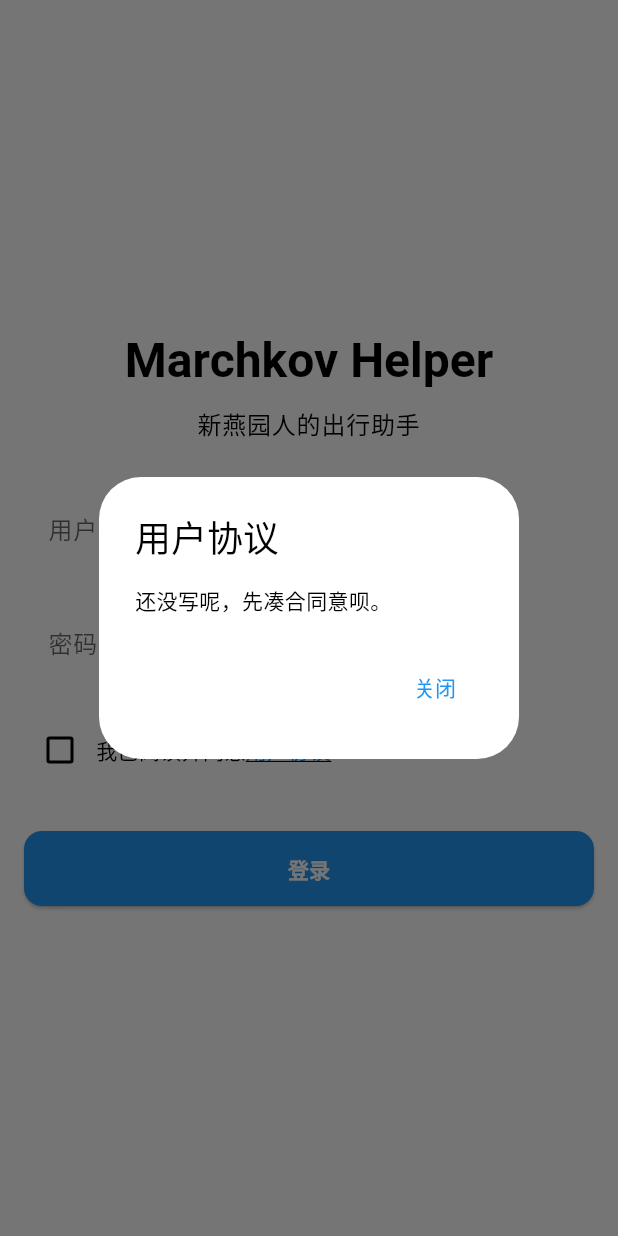
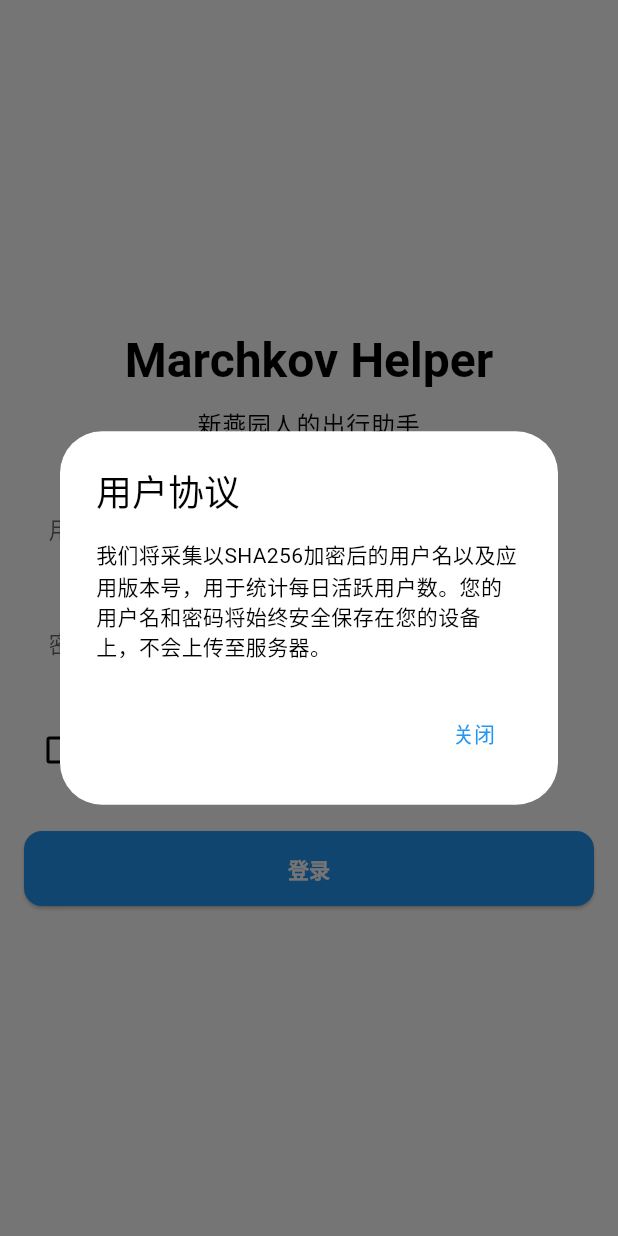
Before and after one commit to VariantConst/Marchkov-Helper, a Flutter app: the screen it shows after launch, after a tap on an icon or button, on a phone screen of 412 x 824 dp. Run offline on Flutter 3.47's test engine with Material 3 defaults, Android fonts, the phone set to English and light mode, and no system bars; our stand-ins replace cookie_jar, fl_chart, flutter_svg, geolocator, package_info_plus, qr_flutter and 2 more; accounts and stored records are empty.

Commit message:
docs(login_page): update user agreement text

```diff
--- a/lib/screens/login/login_page.dart
+++ b/lib/screens/login/login_page.dart
@@ -37,7 +37,7 @@ class LoginPageState extends State<LoginPage> {
           title: Text('用户协议'),
           content: SingleChildScrollView(
             child: Text(
-              '还没写呢，先凑合同意呗。',
+              '我们将采集以SHA256加密后的用户名以及应用版本号，用于统计每日活跃用户数。您的用户名和密码将始终安全保存在您的设备上，不会上传至服务器。',
             ),
           ),
           actions: <Widget>[
```
